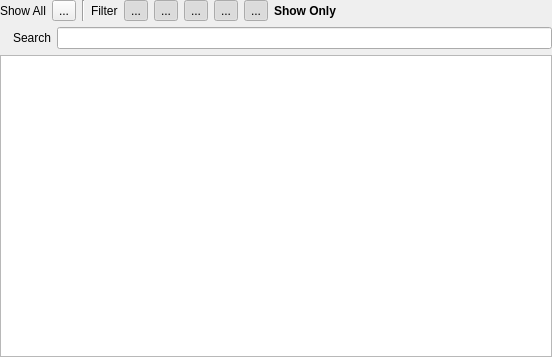
Old version of the form Editor/src/Explorer/ExplorerWidget.ui in the repository GameOverture/HarmonyEngine.
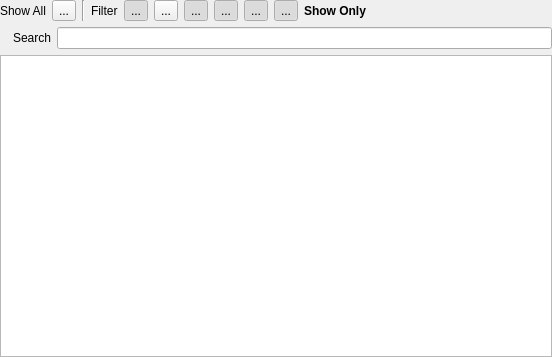
New version of the form. Icons and pictures are not drawn. Custom widgets are drawn as their Qt base class.

Commit message: TileMap Project Item skeleton added

What changed in the file:
```diff
--- a/Editor/src/Explorer/ExplorerWidget.ui
+++ b/Editor/src/Explorer/ExplorerWidget.ui
@@ -69,6 +69,13 @@
        </property>
       </widget>
      </item>
+     <item>
+      <widget class="QToolButton" name="btnFilterTileMap">
+       <property name="text">
+        <string>...</string>
+       </property>
+      </widget>
+     </item>
      <item>
       <widget class="QToolButton" name="btnFilterText">
        <property name="text">
```
Left out of the diff: 15 changed lines with no effect on the pictures. The commit also changes 33 other files.
